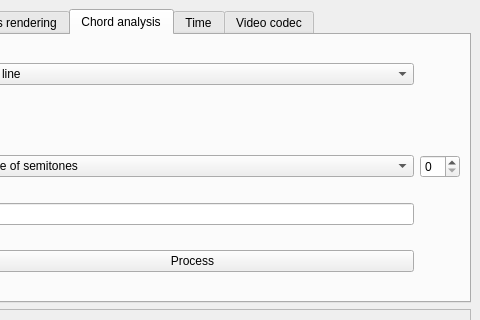
lgmventura/MusicaVisual, file dockwidrender.ui: the form before one commit; both pictures show x 205 to 685 and y 0 to 320 of the 685 by 432 pixel window.
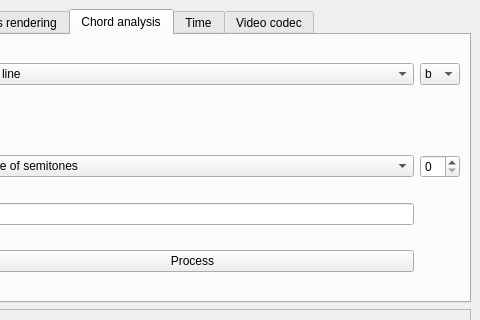
The form after the commit. The open tabs and pages were chosen to show the change.

The edit to the form file:
```diff
--- a/dockwidrender.ui
+++ b/dockwidrender.ui
@@ -544,6 +544,20 @@
           </property>
          </widget>
         </item>
+        <item row="2" column="2">
+         <widget class="QComboBox" name="cb_sharpFlat">
+          <item>
+           <property name="text">
+            <string>b</string>
+           </property>
+          </item>
+          <item>
+           <property name="text">
+            <string>#</string>
+           </property>
+          </item>
+         </widget>
+        </item>
        </layout>
       </widget>
       <widget class="QWidget" name="tab_5">
```
Left out of the diff: 2 changed lines with no effect on the pictures.
